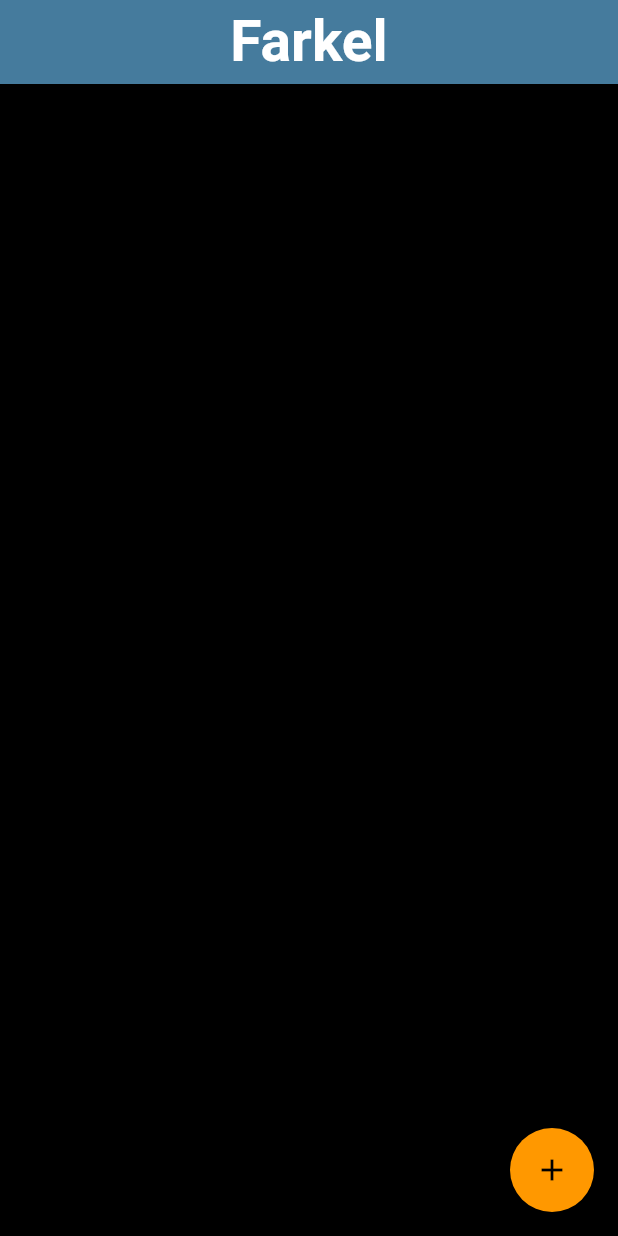
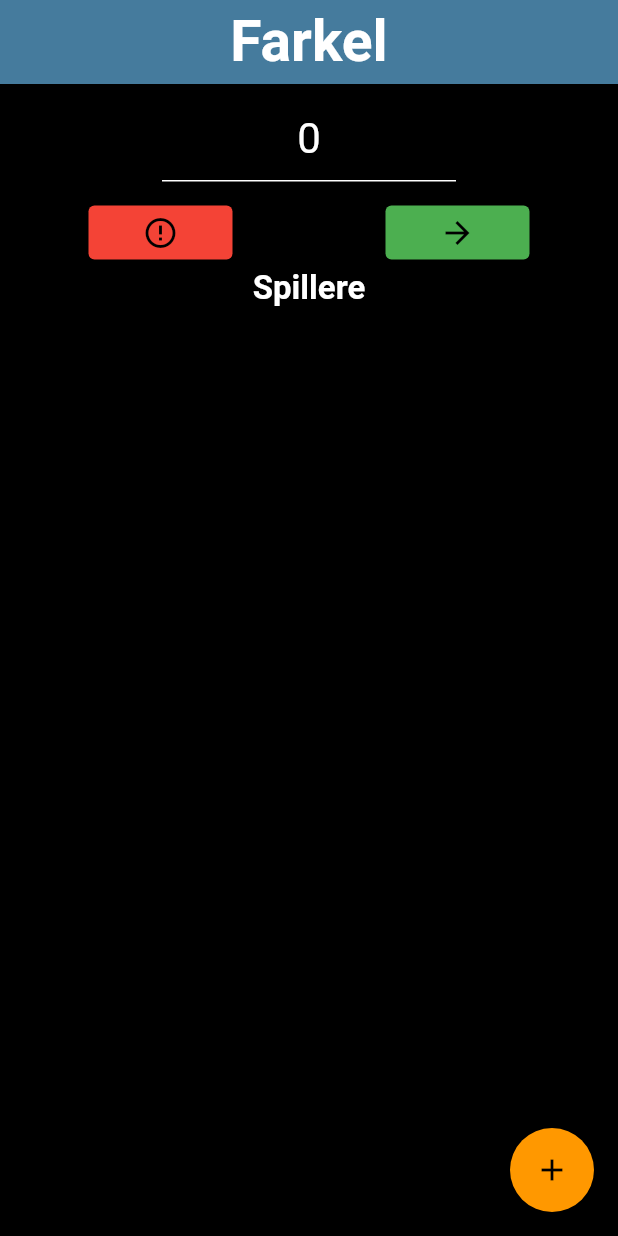
Before and after one commit to MarcKlesiewicz/Farkel, a Flutter app: the screen it shows after launch, on a phone screen of 412 x 824 dp. Run offline on Flutter 3.47's test engine with Material 2 defaults, Android fonts, the light colour scheme and no system bars; our stand-ins replace google_fonts.

Commit message:
Added point widget

```diff
--- a/farkel_app/lib/main.dart
+++ b/farkel_app/lib/main.dart
@@ -1,4 +1,5 @@
 import 'package:farkel_app/widgets/add_player_dialog.dart';
+import 'package:farkel_app/widgets/point_input.dart';
 import 'package:flutter/material.dart';
 import 'package:google_fonts/google_fonts.dart';
 
@@ -52,6 +53,21 @@ class _MyHomePageState extends State<MyHomePage> {
         color: Colors.black,
         child: Padding(
           padding: const EdgeInsets.all(8.0),
+          child: Column(
+            children: [
+              PointInput(onAdd: () {}, onDismissed: () {}),
+              Text(
+                'Spillere',
+                style: TextStyle(
+                  color: Colors.white,
+                  fontSize: 22,
+                  fontWeight: FontWeight.bold,
+                ),
+              ),
+              SizedBox(
+                height: 10,
+              ),
+              Expanded(
                 child: ListView.builder(
                   itemCount: players.length,
                   itemBuilder: (BuildContext context, int index) {
@@ -82,6 +98,9 @@ class _MyHomePageState extends State<MyHomePage> {
                   },
                 ),
               ),
+            ],
+          ),
+        ),
       ),
       floatingActionButton: FloatingActionButton(
         onPressed: () => _openAddPlayerDialog(context),
--- /dev/null
+++ b/farkel_app/lib/widgets/point_input.dart
@@ -0,0 +1,62 @@
+import 'package:flutter/cupertino.dart';
+import 'package:flutter/material.dart';
+
+// ignore_for_file: prefer_const_constructors
+class PointInput extends StatelessWidget {
+  final Function() onAdd;
+  final Function() onDismissed;
+  const PointInput({Key? key, required this.onAdd, required this.onDismissed})
+      : super(key: key);
+
+  @override
+  Widget build(BuildContext context) {
+    return Column(
+      children: [
+        Padding(
+          padding: const EdgeInsets.only(left: 100, right: 100),
+          child: TextFormField(
+            keyboardType: TextInputType.number,
+            textAlignVertical: TextAlignVertical.center,
+            textAlign: TextAlign.center,
+            cursorColor: Colors.white,
+            style: TextStyle(color: Colors.white, fontSize: 28),
+            decoration: InputDecoration(
+              hintText: '0',
+              hintStyle: TextStyle(color: Colors.white, fontSize: 28),
+              enabledBorder: UnderlineInputBorder(
+                borderSide: BorderSide(color: Colors.white),
+              ),
+              focusedBorder: UnderlineInputBorder(
+                borderSide: BorderSide(color: Colors.white),
+              ),
+            ),
+          ),
+        ),
+        SizedBox(
+          height: 10,
+        ),
+        Row(
+          mainAxisAlignment: MainAxisAlignment.spaceAround,
+          children: [
+            ElevatedButton(
+              onPressed: onDismissed,
+              child: Padding(
+                padding: const EdgeInsets.only(left: 20, right: 20),
+                child: Icon(Icons.error_outline),
+              ),
+              style: ElevatedButton.styleFrom(primary: Colors.red),
+            ),
+            ElevatedButton(
+              onPressed: onAdd,
+              child: Padding(
+                padding: const EdgeInsets.only(left: 20, right: 20),
+                child: Icon(Icons.arrow_forward),
+              ),
+              style: ElevatedButton.styleFrom(primary: Colors.green),
+            ),
+          ],
+        )
+      ],
+    );
+  }
+}
```
Lines whose indentation alone changed are shown as unchanged.
